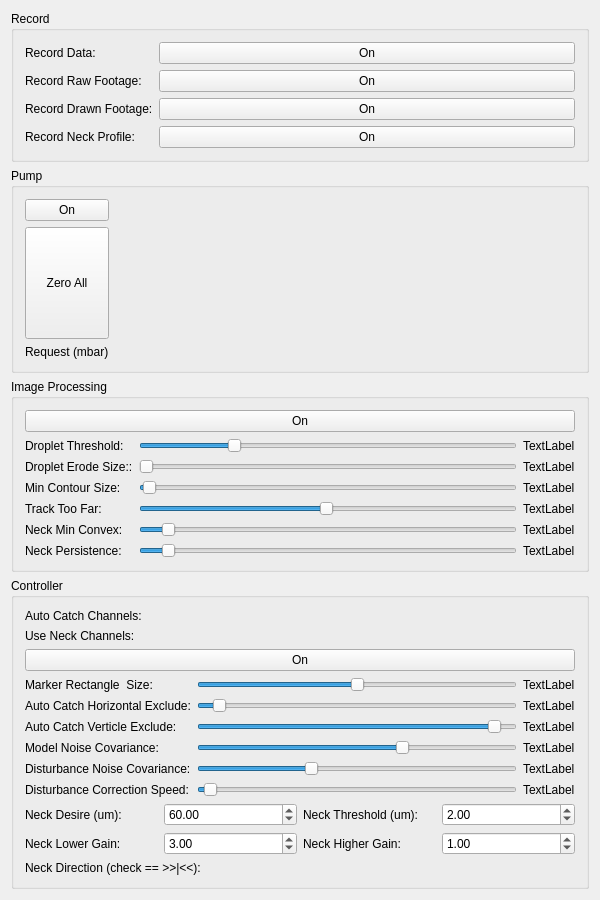
Old version of the form EVA01/ueva/dashboard.ui in the repository DaveSketchySpeedway/RoboDrop.
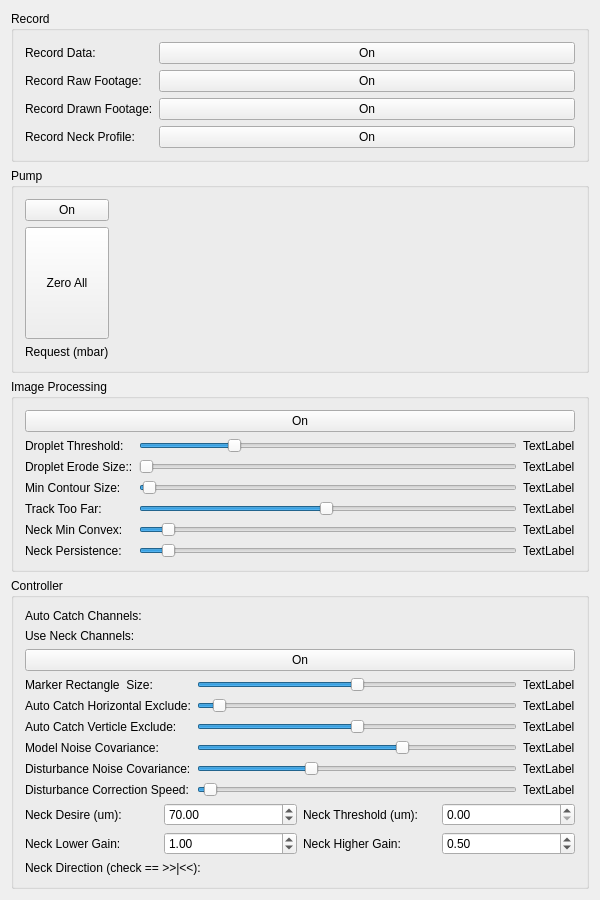
New version of the form.

Commit message: attempted quadratic neck gen doesnt work confirmed first run after compile bug

Diff of the .ui file:
```diff
--- a/EVA01/ueva/dashboard.ui
+++ b/EVA01/ueva/dashboard.ui
@@ -642,7 +642,7 @@
            <number>1</number>
           </property>
           <property name="value">
-           <number>95</number>
+           <number>50</number>
           </property>
           <property name="orientation">
            <enum>Qt::Horizontal</enum>
@@ -663,7 +663,7 @@
         <item row="0" column="3">
          <widget class="QDoubleSpinBox" name="neckThresholdSBox">
           <property name="value">
-           <double>2.000000000000000</double>
+           <double>0.000000000000000</double>
           </property>
          </widget>
         </item>
@@ -677,7 +677,7 @@
         <item row="0" column="1">
          <widget class="QDoubleSpinBox" name="neckDesireSBox">
           <property name="value">
-           <double>60.000000000000000</double>
+           <double>70.000000000000000</double>
           </property>
          </widget>
         </item>
@@ -698,7 +698,7 @@
         <item row="1" column="1">
          <widget class="QDoubleSpinBox" name="neckLowerGainSBox">
           <property name="value">
-           <double>3.000000000000000</double>
+           <double>1.000000000000000</double>
           </property>
          </widget>
         </item>
@@ -712,7 +712,7 @@
         <item row="1" column="3">
          <widget class="QDoubleSpinBox" name="neckHigherGainSBox">
           <property name="value">
-           <double>1.000000000000000</double>
+           <double>0.500000000000000</double>
           </property>
          </widget>
         </item>
```
Left out of the diff: 6 changed lines with no effect on the pictures. The commit also changes 1 other file.
